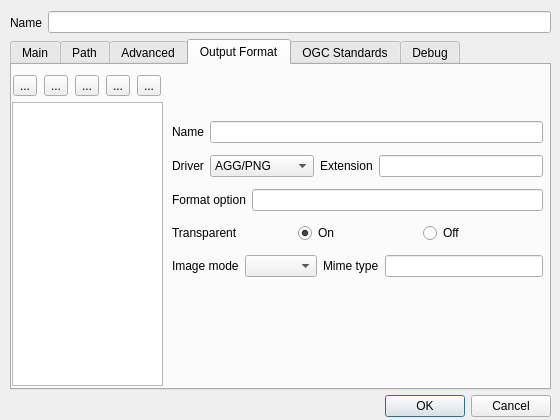
This is ui/mapSetting.ui in guardeivid/MapfileEditor as Qt 5 draws it before an edit. The edited form follows.
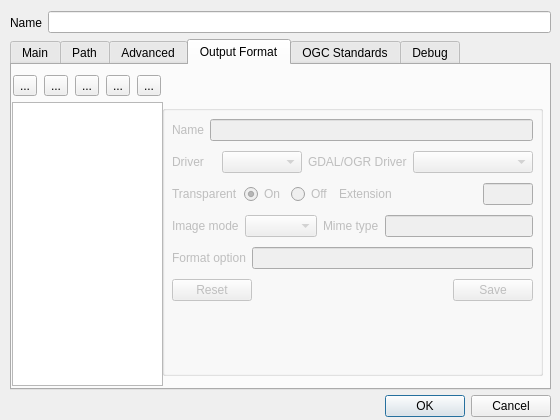
This is the edited form. The open tabs and pages were chosen to show the change. Icons and pictures are not drawn. Custom widgets are drawn as their Qt base class.

Commit message: improve outputformat + some debugs

The edit to the form file:
```diff
--- a/ui/mapSetting.ui
+++ b/ui/mapSetting.ui
@@ -66,7 +66,7 @@
     <string>&lt;html&gt;&lt;head/&gt;&lt;body&gt;&lt;p&gt;Map settings.&lt;/p&gt;&lt;/body&gt;&lt;/html&gt;</string>
    </property>
    <property name="currentIndex">
-    <number>0</number>
+    <number>3</number>
    </property>
    <widget class="QWidget" name="mainTabForm">
     <property name="toolTip">
@@ -1078,7 +1078,7 @@
     <attribute name="toolTip">
      <string>&lt;html&gt;&lt;head/&gt;&lt;body&gt;&lt;p&gt;Managing custom output formats.&lt;/p&gt;&lt;/body&gt;&lt;/html&gt;</string>
     </attribute>
-    <widget class="QWidget" name="">
+    <widget class="QWidget" name="layoutWidget">
      <property name="geometry">
       <rect>
        <x>0</x>
@@ -1148,17 +1148,32 @@
        </layout>
       </item>
       <item>
-       <widget class="QListWidget" name="mf_outputformat_list"/>
+       <widget class="QTreeView" name="mf_outputformat_list"/>
       </item>
      </layout>
     </widget>
-    <widget class="QWidget" name="">
+    <widget class="QGroupBox" name="outputFormatForm">
+     <property name="enabled">
+      <bool>false</bool>
+     </property>
      <property name="geometry">
       <rect>
-       <x>160</x>
-       <y>50</y>
-       <width>371</width>
-       <height>171</height>
+       <x>150</x>
+       <y>40</y>
+       <width>381</width>
+       <height>271</height>
+      </rect>
+     </property>
+     <property name="title">
+      <string/>
+     </property>
+     <widget class="QWidget" name="layoutWidget">
+      <property name="geometry">
+       <rect>
+        <x>10</x>
+        <y>10</y>
+        <width>361</width>
+        <height>191</height>
       </rect>
      </property>
      <layout class="QVBoxLayout" name="verticalLayout_4">
@@ -1189,72 +1204,44 @@
           </item>
           <item>
            <widget class="QComboBox" name="mf_outputformat_driver">
-            <item>
-             <property name="text">
-              <string>AGG/PNG</string>
+             <property name="minimumSize">
+              <size>
+               <width>80</width>
+               <height>0</height>
+              </size>
              </property>
-            </item>
-            <item>
-             <property name="text">
-              <string>AGG/JPEG</string>
+             <property name="maximumSize">
+              <size>
+               <width>80</width>
+               <height>16777215</height>
+              </size>
              </property>
-            </item>
-            <item>
-             <property name="text">
-              <string>GD/GIF</string>
-             </property>
-            </item>
-            <item>
-             <property name="text">
-              <string>GD/PNG</string>
-             </property>
-            </item>
-            <item>
-             <property name="text">
-              <string>TEMPLATE</string>
-             </property>
-            </item>
-            <item>
-             <property name="text">
-              <string>OGR/Mapinfo</string>
-             </property>
-            </item>
-            <item>
-             <property name="text">
-              <string>GDAL/*</string>
-             </property>
-            </item>
-           </widget>
-          </item>
-         </layout>
-        </item>
+            </widget>
+           </item>
         <item>
-         <layout class="QHBoxLayout" name="horizontalLayout_24">
-          <item>
-           <widget class="QLabel" name="mf_outputformat_extension_label">
+            <widget class="QLabel" name="label_2">
             <property name="text">
-             <string>Extension</string>
+              <string>GDAL/OGR Driver</string>
             </property>
            </widget>
           </item>
           <item>
-           <widget class="QLineEdit" name="mf_outputformat_extension"/>
-          </item>
-         </layout>
-        </item>
-       </layout>
-      </item>
-      <item>
-       <layout class="QHBoxLayout" name="horizontalLayout_23">
-        <item>
-         <widget class="QLabel" name="mf_outputformat_options_label">
-          <property name="text">
-           <string>Format option</string>
-          </property>
-         </widget>
-        </item>
-        <item>
-         <widget class="QLineEdit" name="mf_outputformat_options"/>
+            <widget class="QComboBox" name="mf_gdal_ogr_driver">
+             <property name="minimumSize">
+              <size>
+               <width>120</width>
+               <height>0</height>
+              </size>
+             </property>
+             <property name="maximumSize">
+              <size>
+               <width>120</width>
+               <height>16777215</height>
+              </size>
+             </property>
+            </widget>
+           </item>
+          </layout>
         </item>
        </layout>
       </item>
@@ -1284,6 +1271,33 @@
           </property>
          </widget>
         </item>
+         <item>
+          <layout class="QHBoxLayout" name="horizontalLayout_24">
+           <item>
+            <widget class="QLabel" name="mf_outputformat_extension_label">
+             <property name="text">
+              <string>Extension</string>
+             </property>
+            </widget>
+           </item>
+           <item>
+            <widget class="QLineEdit" name="mf_outputformat_extension">
+             <property name="minimumSize">
+              <size>
+               <width>50</width>
+               <height>0</height>
+              </size>
+             </property>
+             <property name="maximumSize">
+              <size>
+               <width>50</width>
+               <height>16777215</height>
+              </size>
+             </property>
+            </widget>
+           </item>
+          </layout>
+         </item>
        </layout>
       </item>
       <item>
@@ -1318,7 +1332,29 @@
         </item>
        </layout>
       </item>
-     </layout>
+       <item>
+        <layout class="QHBoxLayout" name="horizontalLayout_23">
+         <item>
+          <widget class="QLabel" name="mf_outputformat_options_label">
+           <property name="text">
+            <string>Format option</string>
+           </property>
+          </widget>
+         </item>
+         <item>
+          <widget class="QLineEdit" name="mf_outputformat_options"/>
+         </item>
+        </layout>
+       </item>
+       <item>
+        <widget class="QDialogButtonBox" name="buttonBox">
+         <property name="standardButtons">
+          <set>QDialogButtonBox::Reset|QDialogButtonBox::Save</set>
+         </property>
+        </widget>
+       </item>
+      </layout>
+     </widget>
     </widget>
    </widget>
    <widget class="QWidget" name="ogcTabForm">
```
Left out of the diff: 4 changed lines with no effect on the pictures. Lines whose indentation alone changed are shown as unchanged. The commit also changes 2 other files.
